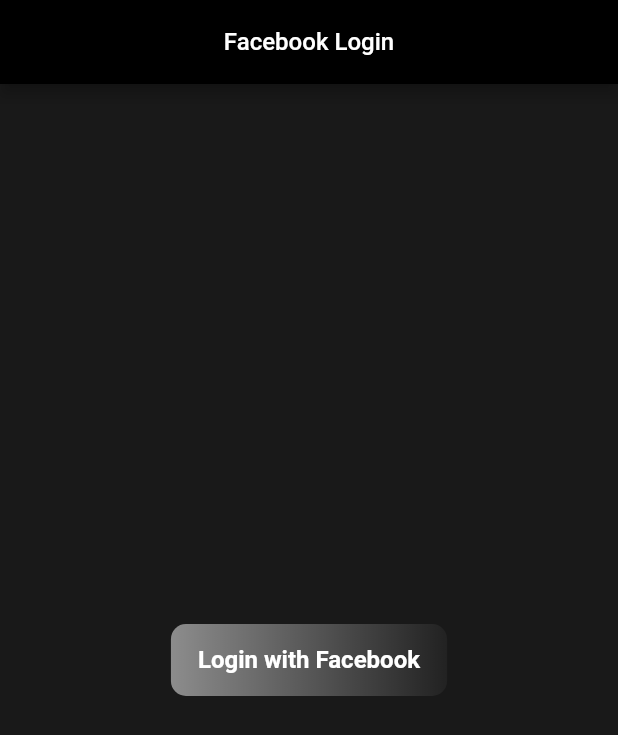
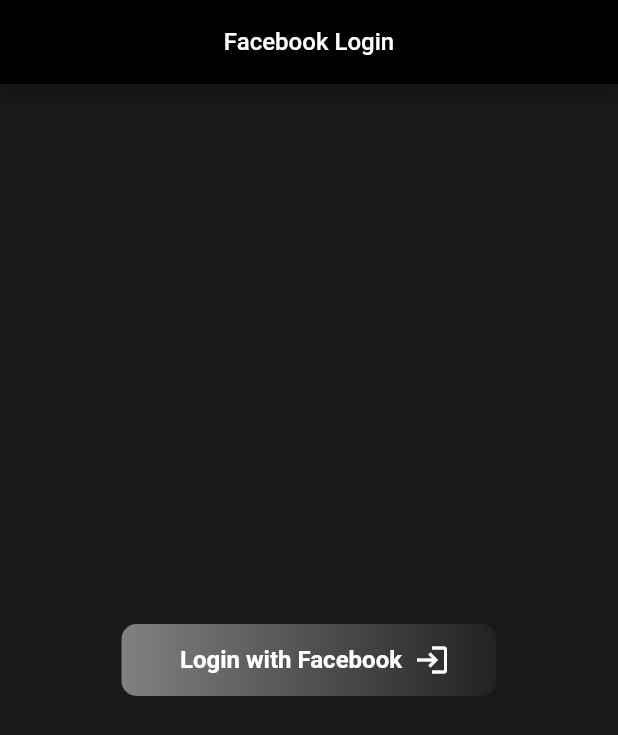
Before and after one commit to Jenu143/facebook_login, a Flutter app: the screen it shows after launch, on a phone screen of 412 x 824 dp. Shown: the top 735 px of the screen. Run offline on Flutter 3.47's test engine with Material 2 defaults, Android fonts, the phone set to English and light mode, and no system bars; our stand-ins replace simple_gradient_text; missing offline and left inert: flutter_facebook_auth.

Commit message:
facebook_login

```diff
--- a/lib/main.dart
+++ b/lib/main.dart
@@ -1,7 +1,6 @@
-import 'package:fb/home_Screen.dart';
+import 'package:fb/home_screen.dart';
 import 'package:flutter/material.dart';
 import 'package:flutter_facebook_auth/flutter_facebook_auth.dart';
-import 'package:simple_gradient_text/simple_gradient_text.dart';
 
 void main() {
   runApp(
@@ -88,18 +87,22 @@ class _LoginScreenState extends State<LoginScreen> {
   Widget build(BuildContext context) {
     return Center(
       child: Container(
+        width: 250,
         padding: const EdgeInsets.symmetric(horizontal: 10),
         decoration: BoxDecoration(
           color: Colors.red,
           borderRadius: BorderRadius.circular(10),
           gradient: LinearGradient(
             colors: [
-              Colors.white.withOpacity(0.5),
+              Colors.white.withOpacity(0.45),
               Colors.white.withOpacity(0.04),
             ],
           ),
         ),
-        child: TextButton(
+        child: Row(
+          mainAxisAlignment: MainAxisAlignment.center,
+          children: [
+            TextButton(
               child: const Text(
                 "Login with Facebook",
                 style: TextStyle(
@@ -110,6 +113,12 @@ class _LoginScreenState extends State<LoginScreen> {
               ),
               onPressed: widget.press,
             ),
+            const Icon(
+              Icons.login_outlined,
+              color: Colors.white,
+            ),
+          ],
+        ),
       ),
     );
   }
```
Also changed, not shown: lib/home_Screen.dart (+8 -8 lines). Lines whose indentation alone changed are shown as unchanged.
